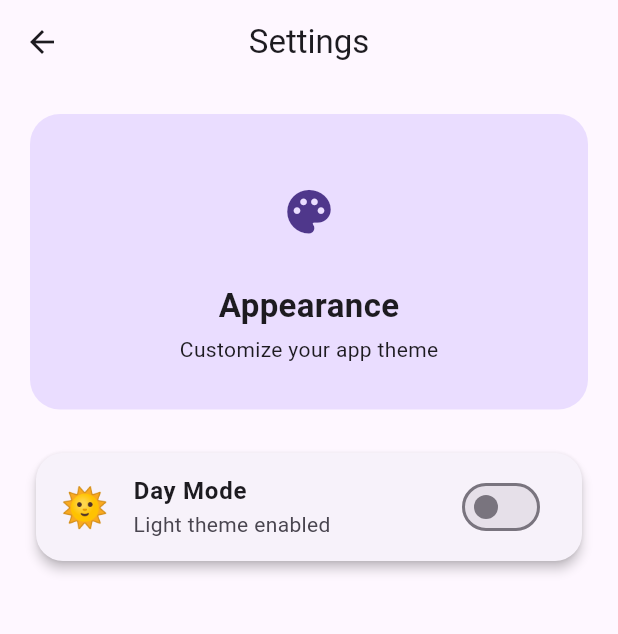
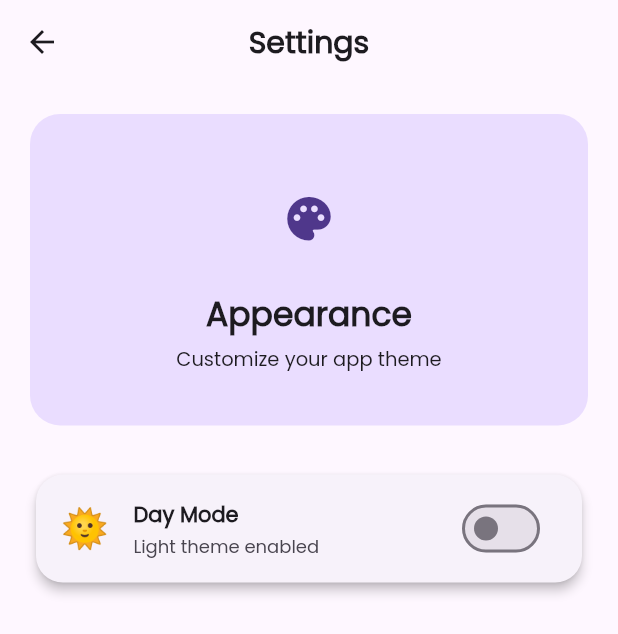
Before and after one commit to private-staticvoid/pagaoa_advmobprogAY2627, a Flutter app: the screen it shows after launch, after a tap on the "settings" icon, on a phone screen of 412 x 824 dp. Shown: the top 634 px of the screen. Run offline on Flutter 3.47's test engine with Material 3 defaults, Android fonts, the phone set to English and light mode, and no system bars; our stand-ins replace flutter_dotenv, flutter_screenutil, flutter_svg; network calls fail.

Commit message:
“lab_act2”

```diff
--- a/pagaoa_mobile/lib/screens/home_screen.dart
+++ b/pagaoa_mobile/lib/screens/home_screen.dart
@@ -1,16 +1,15 @@
 import 'package:flutter/material.dart';
 import 'package:flutter_screenutil/flutter_screenutil.dart';
+import 'package:flutter_svg/flutter_svg.dart';
 
 import 'product_screen.dart';
+import 'coming_soon_screen.dart';
 import '../widgets/custom_text.dart';
 
 class HomeScreen extends StatefulWidget {
   final String username;
 
-  const HomeScreen({
-    super.key,
-    this.username = '',
-  });
+  const HomeScreen({super.key, this.username = ''});
 
   @override
   State<HomeScreen> createState() => _HomeScreenState();
@@ -18,7 +17,6 @@ class HomeScreen extends StatefulWidget {
 
 class _HomeScreenState extends State<HomeScreen> {
   int _selectedIndex = 0;
-
   final PageController _pageController = PageController();
 
   @override
@@ -30,42 +28,35 @@ class _HomeScreenState extends State<HomeScreen> {
           automaticallyImplyLeading: false,
           elevation: 2,
           title: _selectedIndex == 0
-              ? Image.asset(
-                  'assets/images/NU_shield.svg',
-                  scale: 11.sp,
-                )
+              ? Image.asset('assets/images/nubdexchange_logo.png', scale: 11.sp)
               : CustomText(
                   text: _selectedIndex == 1
                       ? 'Chat'
                       : _selectedIndex == 2
-                          ? 'Profile'
-                          : 'Home',
+                      ? 'Profile'
+                      : 'Home',
                   fontSize: 20.sp,
-                  // color: FB_LIGHT_PRIMARY,
                   fontWeight: FontWeight.w600,
                 ),
           actions: [
             IconButton(
-              icon: Icon(
-                Icons.settings,
-                size: 24.sp,
-              ),
-              onPressed: () =>
-                  Navigator.pushNamed(context, '/settings'),
+              icon: Icon(Icons.settings, size: 24.sp),
+              onPressed: () => Navigator.pushNamed(context, '/settings'),
             ),
           ],
         ),
         body: PageView(
           controller: _pageController,
           physics: const NeverScrollableScrollPhysics(),
+          // ENHANCEMENT (Coming Soon): Chat and Profile now render
+          // ComingSoonScreen instead of nothing. Shop still opens the
+          // real ProductScreen.
           children: const <Widget>[
             ProductScreen(),
+            ComingSoonScreen(label: 'Chat', icon: Icons.chat_bubble_outline),
+            ComingSoonScreen(label: 'Profile', icon: Icons.person_outline),
           ],
-          onPageChanged: (page) {
-            setState(() {
-              _selectedIndex = page;
-            });
-          },
+          onPageChanged: (page) => setState(() => _selectedIndex = page),
         ),
         bottomNavigationBar: BottomNavigationBar(
           currentIndex: _selectedIndex,
@@ -73,18 +64,9 @@ class _HomeScreenState extends State<HomeScreen> {
           showUnselectedLabels: false,
           onTap: _onTappedBar,
           items: const [
-            BottomNavigationBarItem(
-              icon: Icon(Icons.shop_2),
-              label: 'Shop',
-            ),
-            BottomNavigationBarItem(
-              icon: Icon(Icons.chat),
-              label: 'Chat',
-            ),
-            BottomNavigationBarItem(
-              icon: Icon(Icons.person),
-              label: 'Profile',
-            ),
+            BottomNavigationBarItem(icon: Icon(Icons.shop_2), label: 'Shop'),
+            BottomNavigationBarItem(icon: Icon(Icons.chat), label: 'Chat'),
+            BottomNavigationBarItem(icon: Icon(Icons.person), label: 'Profile'),
           ],
         ),
       ),
@@ -92,10 +74,7 @@ class _HomeScreenState extends State<HomeScreen> {
   }
 
   void _onTappedBar(int value) {
-    setState(() {
-      _selectedIndex = value;
-    });
-
+    setState(() => _selectedIndex = value);
     _pageController.jumpToPage(value);
   }
 }
--- a/pagaoa_mobile/lib/screens/product_screen.dart
+++ b/pagaoa_mobile/lib/screens/product_screen.dart
@@ -10,6 +10,9 @@ import '../services/product_service.dart';
 // Widgets
 import '../widgets/custom_text.dart';
 
+// Screens
+import 'product_detail_screen.dart';
+
 class ProductScreen extends StatefulWidget {
   const ProductScreen({super.key});
 
@@ -20,45 +23,83 @@ class ProductScreen extends StatefulWidget {
 class _ProductScreenState extends State<ProductScreen> {
   late final Future<List<Product>> _productsFuture;
 
+  // ENHANCEMENT 1 (Search bar): controller for the search field.
+  final TextEditingController _searchController = TextEditingController();
+
+  // ENHANCEMENT 1 (Search bar): _allProducts caches the full list once
+  // fetched so we can filter locally instead of re-hitting the API on
+  // every keystroke. _filteredProducts is what's actually shown.
+  List<Product> _allProducts = [];
+  List<Product> _filteredProducts = [];
+
   @override
   void initState() {
     super.initState();
     _productsFuture = ProductService().getAllProducts();
+
+    // ENHANCEMENT 1 (Search bar): re-filter whenever the text changes.
+    _searchController.addListener(_filterProducts);
+  }
+
+  @override
+  void dispose() {
+    _searchController.dispose();
+    super.dispose();
+  }
+
+  // ENHANCEMENT 1 (Search bar): case-insensitive filter by product title.
+  void _filterProducts() {
+    final query = _searchController.text.trim().toLowerCase();
+
+    setState(() {
+      _filteredProducts = query.isEmpty
+          ? _allProducts
+          : _allProducts
+                .where((p) => p.title.toLowerCase().contains(query))
+                .toList();
+    });
   }
 
   @override
   Widget build(BuildContext context) {
     return SafeArea(
       child: SingleChildScrollView(
-        padding: EdgeInsets.symmetric(
-          horizontal: 16.w,
-          vertical: 16.h,
-        ),
+        padding: EdgeInsets.symmetric(horizontal: 16.w, vertical: 16.h),
         child: Column(
           crossAxisAlignment: CrossAxisAlignment.start,
           children: [
+            // ENHANCEMENT 1 (Search bar): the old static "Search" box is
+            // now a real TextField bound to _searchController above.
             Container(
               width: ScreenUtil().screenWidth,
-              padding: EdgeInsets.symmetric(
-                horizontal: 16.w,
-                vertical: 12.h,
-              ),
+              padding: EdgeInsets.symmetric(horizontal: 12.w),
               decoration: BoxDecoration(
                 borderRadius: BorderRadius.circular(12.r),
                 border: Border.all(),
               ),
-              child: CustomText(
-                text: 'Search',
-                fontSize: 20.sp,
-                fontWeight: FontWeight.bold,
+              child: TextField(
+                controller: _searchController,
+                style: TextStyle(fontSize: 14.sp),
+                decoration: InputDecoration(
+                  hintText: 'Search products...',
+                  hintStyle: TextStyle(fontSize: 14.sp),
+                  border: InputBorder.none,
+                  prefixIcon: Icon(Icons.search, size: 20.sp),
+                  suffixIcon: _searchController.text.isEmpty
+                      ? null
+                      : IconButton(
+                          icon: Icon(Icons.clear, size: 18.sp),
+                          onPressed: () => _searchController.clear(),
+                        ),
+                  contentPadding: EdgeInsets.symmetric(vertical: 12.h),
+                ),
               ),
             ),
             SizedBox(height: 16.h),
             FutureBuilder<List<Product>>(
               future: _productsFuture,
               builder: (context, snapshot) {
-                if (snapshot.connectionState ==
-                    ConnectionState.waiting) {
+                if (snapshot.connectionState == ConnectionState.waiting) {
                   return Center(
                     child: Padding(
                       padding: EdgeInsets.all(32.r),
@@ -76,7 +117,20 @@ class _ProductScreenState extends State<ProductScreen> {
                   );
                 }
 
-                final products = snapshot.data ?? [];
+                // ENHANCEMENT 1 (Search bar): populate the cache the first
+                // time the future resolves, respecting whatever is already
+                // typed in the search box.
+                if (_allProducts.isEmpty && snapshot.data != null) {
+                  _allProducts = snapshot.data!;
+                  final query = _searchController.text.trim().toLowerCase();
+                  _filteredProducts = query.isEmpty
+                      ? _allProducts
+                      : _allProducts
+                            .where((p) => p.title.toLowerCase().contains(query))
+                            .toList();
+                }
+
+                final products = _filteredProducts;
 
                 if (products.isEmpty) {
                   return Center(
@@ -89,11 +143,9 @@ class _ProductScreenState extends State<ProductScreen> {
 
                 return GridView.builder(
                   shrinkWrap: true,
-                  physics:
-                      const NeverScrollableScrollPhysics(),
+                  physics: const NeverScrollableScrollPhysics(),
                   itemCount: products.length,
-                  gridDelegate:
-                      SliverGridDelegateWithFixedCrossAxisCount(
+                  gridDelegate: SliverGridDelegateWithFixedCrossAxisCount(
                     crossAxisCount: 2,
                     crossAxisSpacing: 10.w,
                     mainAxisSpacing: 10.h,
@@ -102,29 +154,36 @@ class _ProductScreenState extends State<ProductScreen> {
                   itemBuilder: (context, index) {
                     final product = products[index];
 
-                    return Card(
+                    // ENHANCEMENT 2 (Details page): wrap the card in a
+                    // GestureDetector so tapping it opens the new
+                    // ProductDetailScreen, passing the tapped product.
+                    return GestureDetector(
+                      onTap: () {
+                        Navigator.push(
+                          context,
+                          MaterialPageRoute(
+                            builder: (context) =>
+                                ProductDetailScreen(product: product),
+                          ),
+                        );
+                      },
+                      child: Card(
                         elevation: 2,
                         clipBehavior: Clip.antiAlias,
                         shape: RoundedRectangleBorder(
-                        borderRadius:
-                            BorderRadius.circular(12.r),
+                          borderRadius: BorderRadius.circular(12.r),
                         ),
                         child: Column(
-                        crossAxisAlignment:
-                            CrossAxisAlignment.start,
+                          crossAxisAlignment: CrossAxisAlignment.start,
                           children: [
                             Expanded(
                               child: Image.network(
                                 product.thumbnail,
                                 fit: BoxFit.cover,
                                 width: double.infinity,
-                              errorBuilder:
-                                  (context, error, stackTrace) {
+                                errorBuilder: (context, error, stackTrace) {
                                   return Center(
-                                  child: Icon(
-                                    Icons.image,
-                                    size: 24.sp,
-                                  ),
+                                    child: Icon(Icons.image, size: 24.sp),
                                   );
                                 },
                               ),
@@ -132,29 +191,27 @@ class _ProductScreenState extends State<ProductScreen> {
                             Padding(
                               padding: EdgeInsets.all(8.r),
                               child: Column(
-                              crossAxisAlignment:
-                                  CrossAxisAlignment.start,
+                                crossAxisAlignment: CrossAxisAlignment.start,
                                 children: [
                                   CustomText(
                                     text: product.title,
                                     fontSize: 14.sp,
                                     fontWeight: FontWeight.bold,
                                     maxLines: 1,
-                                  overflow:
-                                      TextOverflow.ellipsis,
+                                    overflow: TextOverflow.ellipsis,
                                   ),
                                   SizedBox(height: 4.h),
                                   CustomText(
                                     text:
                                         '\$${product.price.toStringAsFixed(2)}',
                                     fontSize: 13.sp,
-                                  fontWeight:
-                                      FontWeight.w600,
+                                    fontWeight: FontWeight.w600,
                                   ),
                                 ],
                               ),
                             ),
                           ],
+                        ),
                       ),
                     );
                   },
--- a/pagaoa_mobile/lib/screens/settings_screen.dart
+++ b/pagaoa_mobile/lib/screens/settings_screen.dart
@@ -1,7 +1,9 @@
 import 'package:flutter/material.dart';
+import 'package:flutter_screenutil/flutter_screenutil.dart';
 import 'package:provider/provider.dart';
+
 import '../providers/theme_provider.dart';
-
+import '../widgets/custom_text.dart';
 
 // Theme settings page.
 class SettingsPage extends StatefulWidget {
@@ -11,118 +13,86 @@ class SettingsPage extends StatefulWidget {
   State<SettingsPage> createState() => _SettingsPageState();
 }
 
-// Stores settings page state.
 class _SettingsPageState extends State<SettingsPage> {
-
-  // Tracks if the theme was changed.
   bool themeChanged = false;
 
   @override
   Widget build(BuildContext context) {
-
     final themeModel = Provider.of<ThemeProvider>(context);
 
     return Scaffold(
-
       appBar: AppBar(
-        title: const Text('Settings'),
+        // ENHANCEMENT 3 (Settings alignment): CustomText + .sp instead of
+        // plain Text, so this matches the typography used on Home/Product/
+        // Detail screens rather than looking like a separate app.
+        title: CustomText(
+          text: 'Settings',
+          fontSize: 20.sp,
+          fontWeight: FontWeight.w600,
+        ),
         centerTitle: true,
         elevation: 0,
-
-        // Returns false if no theme change happened.
         leading: IconButton(
-          icon: const Icon(Icons.arrow_back),
-          onPressed: () {
-            Navigator.pop(context, themeChanged);
-          },
+          icon: Icon(Icons.arrow_back, size: 24.sp),
+          onPressed: () => Navigator.pop(context, themeChanged),
         ),
       ),
-
       body: ListView(
-        padding: const EdgeInsets.all(20),
+        // ENHANCEMENT 3 (Settings alignment): swapped hard-coded pixel
+        // values (EdgeInsets.all(20), radius 35, fontSize 22, etc.) for
+        // ScreenUtil's .w/.h/.r/.sp so spacing/scaling matches the rest
+        // of the app on different screen sizes.
+        padding: EdgeInsets.all(20.w),
         children: [
-
           Container(
-            padding: const EdgeInsets.symmetric(vertical: 30),
-
+            padding: EdgeInsets.symmetric(vertical: 30.h),
             decoration: BoxDecoration(
-              color: Theme.of(context)
-                  .colorScheme
-                  .primaryContainer,
-              borderRadius: BorderRadius.circular(20),
+              color: Theme.of(context).colorScheme.primaryContainer,
+              borderRadius: BorderRadius.circular(20.r),
             ),
-
-            child: const Column(
+            child: Column(
               children: [
-
                 CircleAvatar(
-                  radius: 35,
-                  child: Icon(
-                    Icons.palette,
-                    size: 35,
-                  ),
+                  radius: 35.r,
+                  child: Icon(Icons.palette, size: 35.sp),
                 ),
-
-                SizedBox(height: 12),
-
-                Text(
-                  "Appearance",
-                  style: TextStyle(
-                    fontSize: 22,
-                    fontWeight: FontWeight.bold,
-                  ),
+                SizedBox(height: 12.h),
+                CustomText(
+                  text: 'Appearance',
+                  fontSize: 22.sp,
+                  fontWeight: FontWeight.bold,
                 ),
-
-                SizedBox(height: 4),
-
-                Text(
-                  "Customize your app theme",
-                ),
+                SizedBox(height: 4.h),
+                CustomText(text: 'Customize your app theme', fontSize: 13.sp),
               ],
             ),
           ),
-
-          const SizedBox(height: 25),
-
+          SizedBox(height: 25.h),
           Card(
             elevation: 3,
-
             shape: RoundedRectangleBorder(
-              borderRadius: BorderRadius.circular(18),
+              borderRadius: BorderRadius.circular(18.r),
             ),
-
             child: SwitchListTile(
-
               secondary: Text(
                 themeModel.isDark ? "🌙" : "🌞",
-                style: const TextStyle(fontSize: 26),
+                style: TextStyle(fontSize: 26.sp),
               ),
-
-              title: Text(
-                themeModel.isDark
-                    ? "Night Mode"
-                    : "Day Mode",
-                style: const TextStyle(
-                  fontWeight: FontWeight.bold,
-                ),
+              title: CustomText(
+                text: themeModel.isDark ? "Night Mode" : "Day Mode",
+                fontSize: 14.sp,
+                fontWeight: FontWeight.bold,
               ),
-
-              subtitle: Text(
-                themeModel.isDark
+              subtitle: CustomText(
+                text: themeModel.isDark
                     ? "Dark theme enabled"
                     : "Light theme enabled",
+                fontSize: 12.sp,
               ),
-
               value: themeModel.isDark,
-
-              // Changes theme and records the change.
               onChanged: (_) {
-
                 themeModel.toggleTheme();
-
-                setState(() {
-                  themeChanged = true;
-                });
+                setState(() => themeChanged = true);
               },
             ),
           ),
--- a/pagaoa_mobile/pubspec.yaml
+++ b/pagaoa_mobile/pubspec.yaml
@@ -1,6 +1,6 @@
 name: pagaoa_mobile
 description: "Flutter project developed for the Advanced Mobile Programming course."
-publish_to: 'none'
+publish_to: "none"
 
 version: 1.0.0+1
 
@@ -15,6 +15,7 @@ dependencies:
   flutter_screenutil: ^5.9.3
   http: ^1.5.0
   provider: ^6.1.5+1
+  flutter_svg: ^2.0.10+1
 
 dev_dependencies:
   flutter_test:
```
Also changed, not shown: pagaoa_mobile/lib/screens/coming_soon_screen.dart (added, +40 -0 lines), pagaoa_mobile/lib/screens/product_detail_screen.dart (+207 -0 lines), pagaoa_mobile/assets/images/nubdexchange_logo.png (added), pagaoa_mobile/pubspec.lock, 21 other files. Lines whose indentation alone changed are shown as unchanged.
